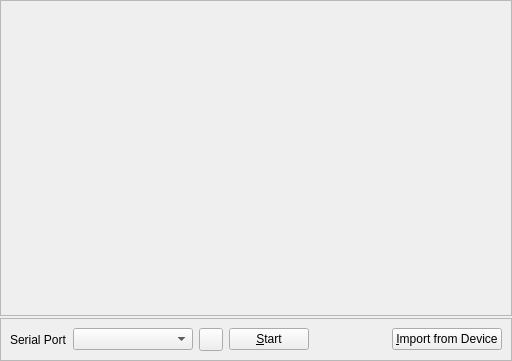
sbonaime/sleepyhead-code., file oximetry.ui: the form before one commit.
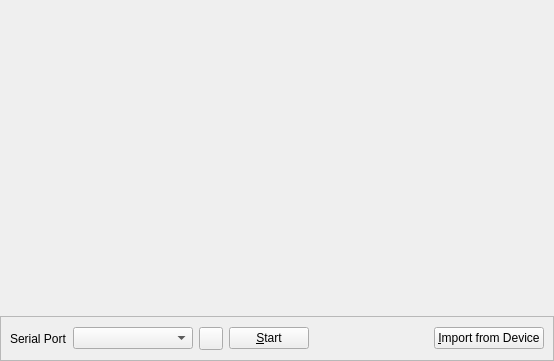
The form after the commit. Icons and pictures are not drawn.

Commit message: Ported Oximetry to new graphing system

```diff
--- a/oximetry.ui
+++ b/oximetry.ui
@@ -6,7 +6,7 @@
    <rect>
     <x>0</x>
     <y>0</y>
-    <width>512</width>
+    <width>554</width>
     <height>361</height>
    </rect>
   </property>
@@ -21,44 +21,29 @@
     <number>0</number>
    </property>
    <item>
-    <layout class="QVBoxLayout" name="verticalLayout_4">
-     <property name="spacing">
-      <number>2</number>
+    <widget class="QWidget" name="graphArea" native="true">
+     <property name="sizePolicy">
+      <sizepolicy hsizetype="Expanding" vsizetype="Expanding">
+       <horstretch>0</horstretch>
+       <verstretch>0</verstretch>
+      </sizepolicy>
      </property>
-     <item>
-      <widget class="QScrollArea" name="scrollArea">
-       <property name="widgetResizable">
-        <bool>true</bool>
-       </property>
-       <widget class="QWidget" name="scrollAreaWidgetContents">
-        <property name="geometry">
-         <rect>
-          <x>0</x>
-          <y>0</y>
-          <width>508</width>
-          <height>303</height>
-         </rect>
-        </property>
-        <layout class="QVBoxLayout" name="verticalLayout_3">
-         <property name="spacing">
-          <number>0</number>
-         </property>
-         <property name="margin">
-          <number>0</number>
-         </property>
-         <item>
-          <layout class="QVBoxLayout" name="graphLayout">
-           <property name="spacing">
-            <number>0</number>
-           </property>
-          </layout>
-         </item>
-        </layout>
-       </widget>
       </widget>
      </item>
      <item>
       <widget class="QFrame" name="frame">
+     <property name="minimumSize">
+      <size>
+       <width>0</width>
+       <height>45</height>
+      </size>
+     </property>
+     <property name="maximumSize">
+      <size>
+       <width>16777215</width>
+       <height>45</height>
+      </size>
+     </property>
        <property name="frameShape">
         <enum>QFrame::StyledPanel</enum>
        </property>
@@ -111,7 +96,7 @@
           </property>
           <property name="sizeHint" stdset="0">
            <size>
-            <width>40</width>
+          <width>59</width>
             <height>20</height>
            </size>
           </property>
@@ -126,8 +111,6 @@
         </item>
        </layout>
       </widget>
-     </item>
-    </layout>
    </item>
   </layout>
  </widget>
```
Lines whose indentation alone changed are shown as unchanged. The commit also changes 13 other files.
